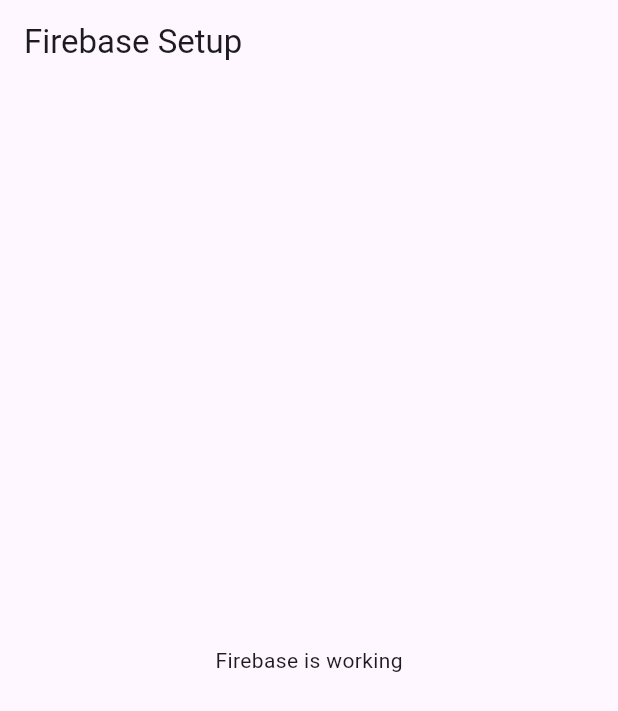
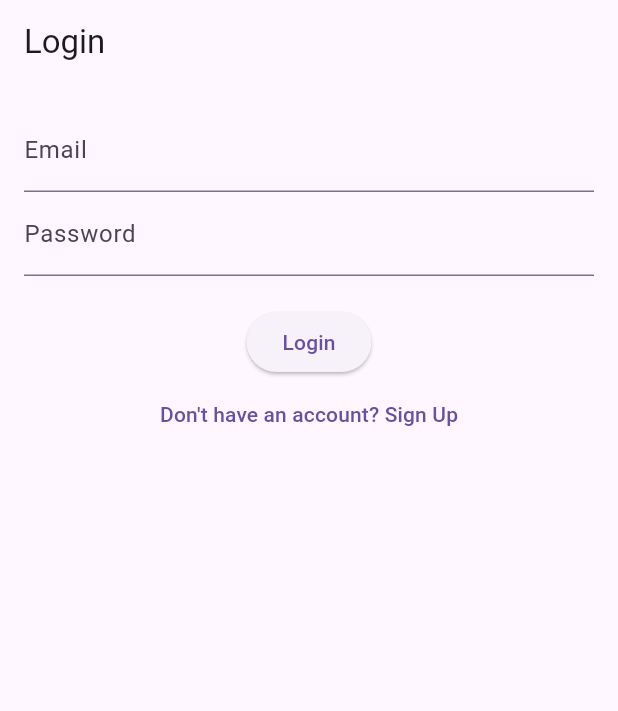
Before and after one commit to joashii/cmsc23-final-project, a Flutter app: the screen it shows after launch, on a phone screen of 412 x 824 dp. Shown: the top 711 px of the screen. Run offline on Flutter 3.47's test engine with Material 3 defaults, Android fonts, the light colour scheme and no system bars; our stand-ins replace cloud_firestore, firebase_auth, firebase_core, image_picker; accounts and stored records are empty; generated files the repository leaves out were written again.

Commit message:
chore: merge milestone 1 progress c/o JBYabo

```diff
--- /dev/null
+++ b/lib/api/auth.api.dart
@@ -0,0 +1,38 @@
+import 'package:cloud_firestore/cloud_firestore.dart';
+import 'package:flutter/material.dart';
+import 'package:firebase_auth/firebase_auth.dart';
+
+class FirebaseAuthAPI {
+  static final FirebaseAuth auth = FirebaseAuth.instance;
+
+  // Monitor auth status changes
+  Stream<User?> getUser() => auth.authStateChanges();
+
+  // Sign Up
+  Future<void> signUp(String email, String password) async {
+    try {
+      await auth.createUserWithEmailAndPassword(email: email, password: password);
+    } on FirebaseAuthException catch (e) {
+      debugPrint(e.code);
+    }
+  }
+
+  // Sign In
+  Future<void> signIn(String email, String password) async {
+    try {
+      await auth.signInWithEmailAndPassword(email: email, password: password);
+    } on FirebaseAuthException catch (e) {
+      debugPrint(e.code);
+    }
+  }
+
+  // Sign Out
+  Future<void> signOut() async {
+    await auth.signOut();
+  }
+
+  // Update Profile, needs Auth
+  Future<void> updateUserTags(String uid, List<String> tags) async {
+    await FirebaseFirestore.instance.collection("users").doc(uid).update({"tags": tags});
+  }
+}
--- a/lib/main.dart
+++ b/lib/main.dart
@@ -1,32 +1,76 @@
 import 'package:flutter/material.dart';
+import 'package:provider/provider.dart';
 import 'package:firebase_core/firebase_core.dart';
+
 import 'firebase_options.dart';
-import 'api/firebase_todo_api.dart';
+import 'provider/auth.provider.dart';
+
+import 'screens/login.dart';
+import 'screens/signup.dart';
+import 'screens/feed.dart';
+import 'screens/editProfile.dart';
+import 'screens/addPost.dart';
 
 Future<void> main() async {
   WidgetsFlutterBinding.ensureInitialized();
+  if (Firebase.apps.isEmpty) {
+    await Firebase.initializeApp(
+      options: DefaultFirebaseOptions.currentPlatform,
+    );
+  }
 
-  await Firebase.initializeApp(options: DefaultFirebaseOptions.currentPlatform);
-
-  runApp(MyApp());
+  runApp(
+    MultiProvider(
+      providers: [
+        ChangeNotifierProvider(create: (context) => UserAuthProvider()),
+      ],
+      child: const MyApp(),
+    ),
+  );
 }
 
 class MyApp extends StatelessWidget {
+  const MyApp({super.key});
+
   @override
   Widget build(BuildContext context) {
-    FirebaseTodoAPI api = FirebaseTodoAPI();
-
-    api.addTodo({
-      "title": "Todo from Flutter",
-      "completed": false,
-      "id": "user_id",
-    });
-
     return MaterialApp(
-      home: Scaffold(
-        appBar: AppBar(title: Text("Firebase Setup")),
-        body: Center(child: Text("Firebase is working")),
-      ),
+      title: 'Elbeats Food Sharing',
+      initialRoute: '/',
+      routes: {
+        '/login': (context) => const LoginPage(),
+        '/signup': (context) => const SignupPage(),
+        '/feed': (context) => const FoodFeedPage(),
+        '/post-item': (context) => const PostItemPage(),
+        '/profile': (context) => const ProfilePage(),
+      },
+      home: const AuthWrapper(),
     );
   }
 }
+
+class AuthWrapper extends StatelessWidget {
+  const AuthWrapper({super.key});
+
+  @override
+  Widget build(BuildContext context) {
+    // Listen to user authentication status
+    final userStream = context.watch<UserAuthProvider>().userStream;
+
+    return StreamBuilder(
+      stream: userStream,
+      builder: (context, snapshot) {
+        if (snapshot.hasError) {
+          return Center(child: Text("Error: ${snapshot.error}"));
+        } else if (snapshot.connectionState == ConnectionState.waiting) {
+          return const Center(child: CircularProgressIndicator());
+        } else if (!snapshot.hasData) {
+          return const LoginPage();
+        } else {
+          // If logged in, show the feed
+          return const FoodFeedPage();
+        }
+      },
+    );
+  }
+}
--- /dev/null
+++ b/lib/provider/auth.provider.dart
@@ -0,0 +1,38 @@
+import 'package:flutter/material.dart';
+import 'package:firebase_auth/firebase_auth.dart';
+import '../api/auth.api.dart';
+
+class UserAuthProvider with ChangeNotifier {
+  late FirebaseAuthAPI authService;
+  late Stream<User?> uStream;
+  User? userObj;
+
+  UserAuthProvider() {
+    authService = FirebaseAuthAPI();
+    uStream = authService.getUser();
+
+    // Listen to the stream and update userObj
+    uStream.listen((User? user) {
+      userObj = user;
+      notifyListeners();
+    });
+  }
+
+  Stream<User?> get userStream => uStream;
+  User? get currentUser => userObj;
+
+  Future<void> signIn(String email, String password) async {
+    await authService.signIn(email, password);
+    notifyListeners();
+  }
+
+  Future<void> signUp(String email, String password) async {
+    await authService.signUp(email, password);
+    notifyListeners();
+  }
+
+  Future<void> signOut() async {
+    await authService.signOut();
+    notifyListeners();
+  }
+}
--- /dev/null
+++ b/lib/screens/login.dart
@@ -0,0 +1,51 @@
+import 'package:flutter/material.dart';
+import 'package:provider/provider.dart';
+import '../provider/auth.provider.dart';
+
+class LoginPage extends StatefulWidget {
+  const LoginPage({super.key});
+  @override
+  State<LoginPage> createState() => _LoginPageState();
+}
+
+class _LoginPageState extends State<LoginPage> {
+  final emailController = TextEditingController();
+  final passwordController = TextEditingController();
+
+  @override
+  Widget build(BuildContext context) {
+    return Scaffold(
+      appBar: AppBar(title: const Text("Login")),
+      body: Padding(
+        padding: const EdgeInsets.all(16.0),
+        child: Column(
+          children: [
+            TextField(
+              controller: emailController,
+              decoration: const InputDecoration(labelText: "Email"),
+            ),
+            TextField(
+              controller: passwordController,
+              decoration: const InputDecoration(labelText: "Password"),
+              obscureText: true,
+            ),
+            const SizedBox(height: 20),
+            ElevatedButton(
+              onPressed: () async {
+                await context.read<UserAuthProvider>().signIn(
+                  emailController.text.trim(),
+                  passwordController.text.trim(),
+                );
+              },
+              child: const Text("Login"),
+            ),
+            TextButton(
+              onPressed: () => Navigator.pushNamed(context, '/signup'),
+              child: const Text("Don't have an account? Sign Up"),
+            ),
+          ],
+        ),
+      ),
+    );
+  }
+}
```
Also changed, not shown: lib/api/pantry.api.dart (added, +31 -0 lines), lib/models/FoodItem.model.dart (added, +31 -0 lines), lib/screens/addPost.dart (added, +78 -0 lines), lib/screens/editProfile.dart (added, +41 -0 lines), lib/screens/feed.dart (added, +103 -0 lines), lib/screens/signup.dart (added, +61 -0 lines), pubspec.yaml (+5 -2 lines), firebase.json, lib/firebase_options.dart (deleted), pubspec.lock, 6 other files.
